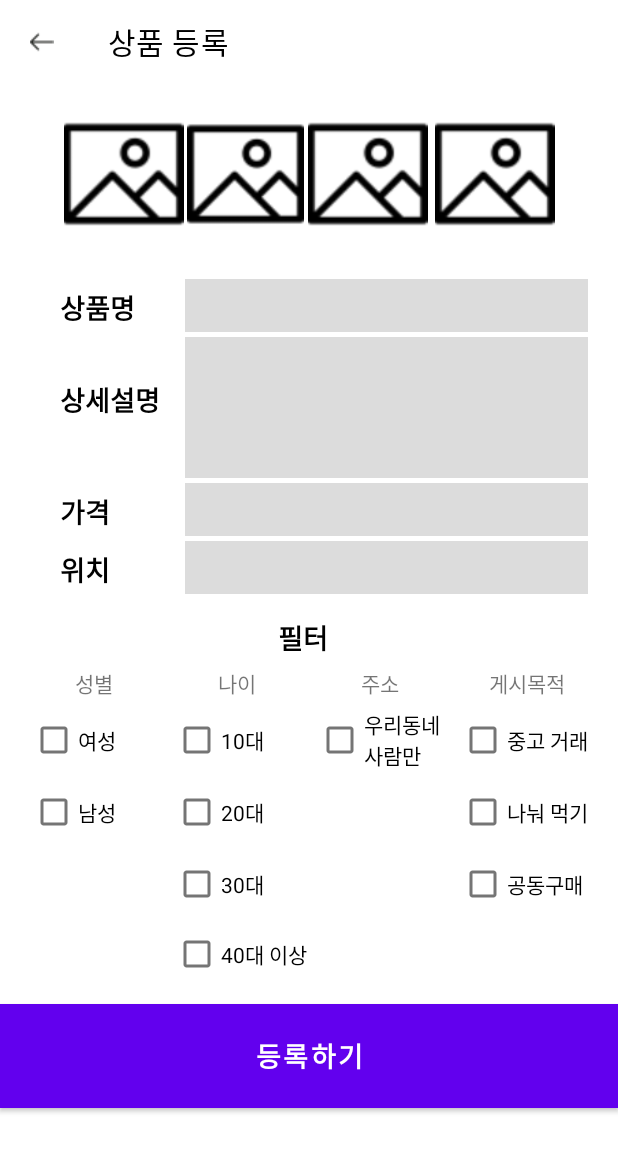
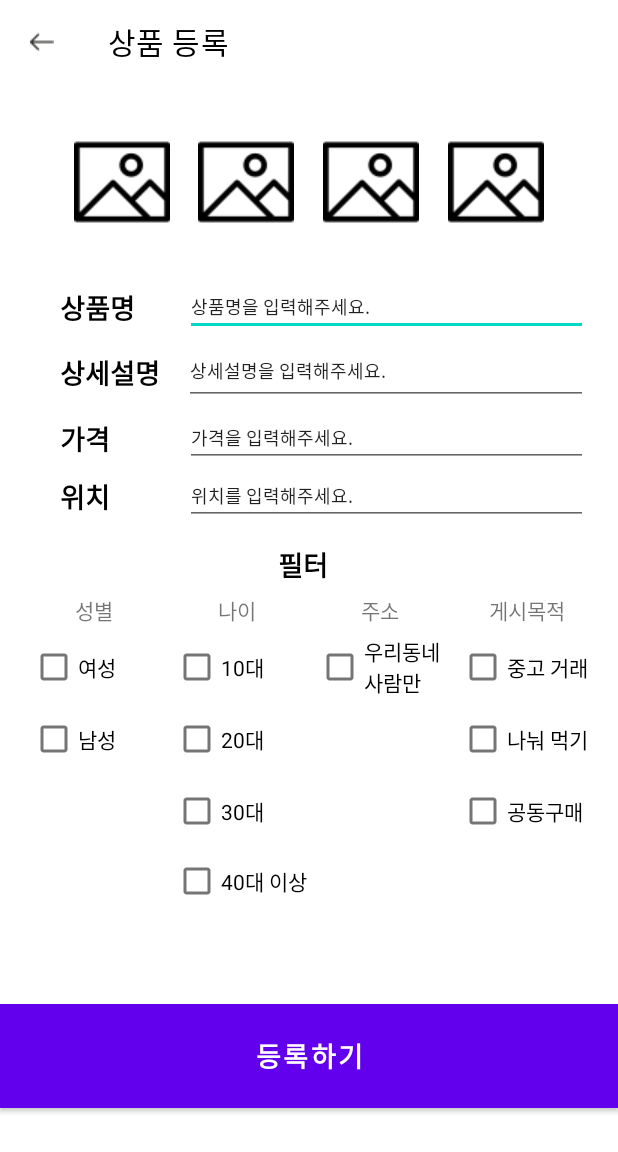
Before and after one commit to acrnm148/Community_Application, an Android app: the Writepage screen opened directly, with no data from a screen before it, on a phone screen of 412 x 824 dp. Shown: the top 1152 px of the screen. Run offline under Robolectric (Android 15) with nearby library versions, the phone set to English and light mode, and no system bars.

Commit message:
채팅방 화면, 게시글 작성 화면 xml 파일 수정

```diff
--- a/app/src/main/res/layout/chatroom.xml
+++ b/app/src/main/res/layout/chatroom.xml
@@ -143,17 +143,14 @@
         android:paddingRight="10dp"
         android:paddingBottom="10dp">
 
-        <TextView
-            android:id="@+id/tv_send"
+        <EditText
+            android:id="@+id/editTextTextPersonName6"
             android:layout_width="223dp"
             android:layout_height="wrap_content"
-            android:background="#FBFBFB"
-            android:paddingLeft="10dp"
-            android:paddingTop="10dp"
-            android:paddingRight="10dp"
-            android:paddingBottom="10dp"
-            android:text="채팅을 입력해주세요"
-            android:textSize="18sp" />
+            android:layout_weight="1"
+            android:ems="10"
+            android:inputType="textPersonName"
+            android:text="채팅을 입력하세요." />
 
         <ImageButton
             android:id="@+id/imageButton"
--- a/app/src/main/res/layout/git_test_suna.xml
+++ /dev/null
@@ -1,6 +0,0 @@
-<?xml version="1.0" encoding="utf-8"?>
-<androidx.constraintlayout.widget.ConstraintLayout
-    xmlns:android="http://schemas.android.com/apk/res/android" android:layout_width="match_parent"
-    android:layout_height="match_parent">
-
-</androidx.constraintlayout.widget.ConstraintLayout>
--- a/app/src/main/res/layout/writepage.xml
+++ b/app/src/main/res/layout/writepage.xml
@@ -38,31 +38,36 @@
             android:paddingRight="20dp"
             android:paddingBottom="20dp">
 
-            <ImageView
-                android:id="@+id/imageView2"
-                android:layout_width="78dp"
-                android:layout_height="80dp"
+            <ImageButton
+                android:id="@+id/imageButton_1"
+                android:layout_width="wrap_content"
+                android:layout_height="90dp"
                 android:layout_weight="1"
+                android:background="#FFFFFF"
                 app:srcCompat="@drawable/image_" />
 
-            <ImageView
-                android:id="@+id/imageView7"
-                android:layout_width="78dp"
-                android:layout_height="80dp"
+            <ImageButton
+                android:id="@+id/imageButton_2"
+                android:layout_width="wrap_content"
+                android:layout_height="90dp"
+                android:layout_weight="1"
+                android:background="#FFFFFF"
                 app:srcCompat="@drawable/image_" />
 
-            <ImageView
-                android:id="@+id/imageView8"
-                android:layout_width="78dp"
-                android:layout_height="80dp"
+            <ImageButton
+                android:id="@+id/imageButton_3"
+                android:layout_width="wrap_content"
+                android:layout_height="90dp"
                 android:layout_weight="1"
+                android:background="#FFFFFF"
                 app:srcCompat="@drawable/image_" />
 
-            <ImageView
-                android:id="@+id/imageView9"
-                android:layout_width="78dp"
-                android:layout_height="80dp"
+            <ImageButton
+                android:id="@+id/imageButton_4"
+                android:layout_width="wrap_content"
+                android:layout_height="90dp"
                 android:layout_weight="1"
+                android:background="#FFFFFF"
                 app:srcCompat="@drawable/image_" />
         </LinearLayout>
 
@@ -86,12 +91,16 @@
                 android:textSize="18sp"
                 android:textStyle="bold" />
 
-            <TextView
-                android:id="@+id/textView20"
+            <EditText
+                android:id="@+id/editTextTextPersonName"
                 android:layout_width="200dp"
-                android:layout_height="match_parent"
+                android:layout_height="wrap_content"
                 android:layout_weight="1"
-                android:background="#92C3C3C3" />
+                android:ems="10"
+                android:inputType="textPersonName"
+                android:text="상품명을 입력해주세요."
+                android:textSize="12sp" />
+
         </LinearLayout>
 
         <Space
@@ -101,29 +110,33 @@
         <LinearLayout
             android:id="@+id/item_detail"
             android:layout_width="match_parent"
-            android:layout_height="94dp"
+            android:layout_height="45dp"
             android:orientation="horizontal">
 
             <TextView
                 android:id="@+id/tv_item_detail"
-                android:layout_width="35dp"
+                android:layout_width="33dp"
                 android:layout_height="match_parent"
                 android:layout_weight="1"
                 android:paddingLeft="20dp"
-                android:paddingTop="28dp"
+                android:paddingTop="10dp"
                 android:paddingRight="5dp"
-                android:paddingBottom="28dp"
+                android:paddingBottom="10dp"
                 android:text="상세설명"
                 android:textColor="#000000"
                 android:textSize="18sp"
                 android:textStyle="bold" />
 
-            <TextView
-                android:id="@+id/textView22"
+            <EditText
+                android:id="@+id/editTextTextPersonName3"
                 android:layout_width="200dp"
                 android:layout_height="match_parent"
                 android:layout_weight="1"
-                android:background="#92C3C3C3" />
+                android:ems="10"
+                android:inputType="textPersonName"
+                android:text="상세설명을 입력해주세요."
+                android:textSize="12sp" />
+
         </LinearLayout>
 
         <Space
@@ -150,12 +163,16 @@
                 android:textSize="18sp"
                 android:textStyle="bold" />
 
-            <TextView
-                android:id="@+id/textView24"
+            <EditText
+                android:id="@+id/editTextTextPersonName4"
                 android:layout_width="200dp"
-                android:layout_height="match_parent"
+                android:layout_height="wrap_content"
                 android:layout_weight="1"
-                android:background="#92C3C3C3" />
+                android:ems="10"
+                android:inputType="textPersonName"
+                android:text="가격을 입력해주세요."
+                android:textSize="12sp" />
+
         </LinearLayout>
 
         <Space
@@ -182,12 +199,16 @@
                 android:textSize="18sp"
                 android:textStyle="bold" />
 
-            <TextView
-                android:id="@+id/textView26"
+            <EditText
+                android:id="@+id/editTextTextPersonName5"
                 android:layout_width="200dp"
-                android:layout_height="match_parent"
+                android:layout_height="wrap_content"
                 android:layout_weight="1"
-                android:background="#92C3C3C3" />
+                android:ems="10"
+                android:inputType="textPersonName"
+                android:text="위치를 입력해주세요."
+                android:textSize="12sp" />
+
         </LinearLayout>
 
         <Space
```
Also changed, not shown: 1 other file.
